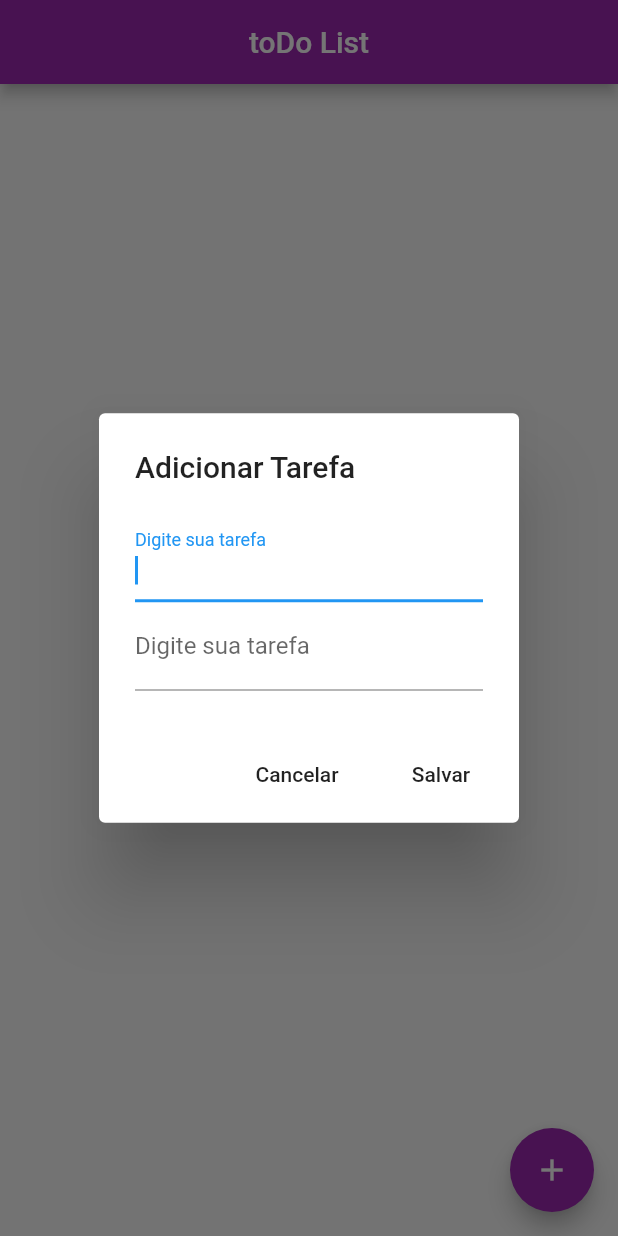
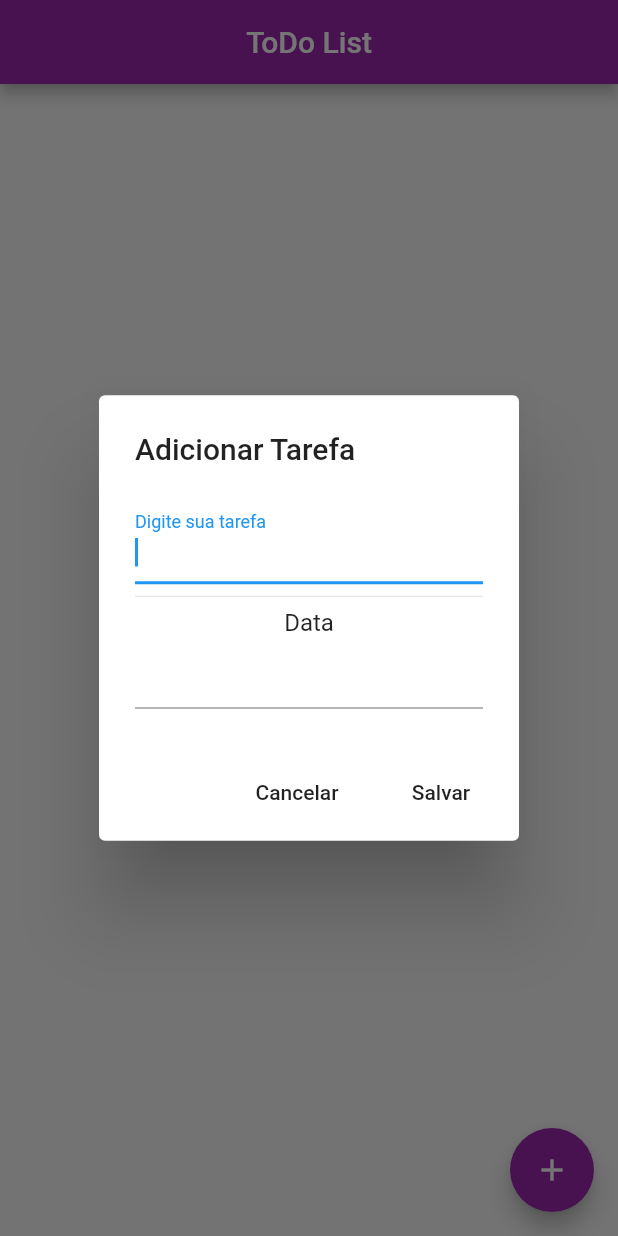
Before and after one commit to MaykeAlisson/toDoList, a Flutter app: the screen it shows after launch, after a tap on the "add" icon, on a phone screen of 412 x 824 dp. Run offline on Flutter 3.47's test engine with Material 2 defaults, Android fonts, the phone set to English and light mode, and no system bars; drawn by our look-alikes of datetime_picker_formfield.

Commit message:
Add data nas tarefa

```diff
--- a/lib/main.dart
+++ b/lib/main.dart
@@ -3,6 +3,8 @@ import 'dart:io';
 
 import 'package:flutter/material.dart';
 import 'package:path_provider/path_provider.dart';
+import 'package:intl/intl.dart';
+import 'package:datetime_picker_formfield/datetime_picker_formfield.dart';
 
 void main() {
   runApp(MaterialApp(
@@ -18,6 +20,8 @@ class Home extends StatefulWidget {
 
 class _HomeState extends State<Home> {
   final _toDoController = TextEditingController();
+  final _dataController = TextEditingController();
+  final format = DateFormat("dd-MM-yyyy");
 
   List _toDoList = [];
 
@@ -41,8 +45,7 @@ class _HomeState extends State<Home> {
       newToDo["title"] = _toDoController.text;
       _toDoController.text = "";
       newToDo["ok"] = false;
-      newToDo["dataBase"] = "dataTarefa";
-      newToDo["dataFim"] = "dataConcluida";
+      newToDo["dataBase"] = _dataController.text.toString();
       _toDoList.add(newToDo);
       _saveData();
     });
@@ -68,7 +71,7 @@ class _HomeState extends State<Home> {
   Widget build(BuildContext context) {
     return Scaffold(
       appBar: AppBar(
-        title: Text("toDo List"),
+        title: Text("ToDo List"),
         backgroundColor: Colors.purple,
         centerTitle: true,
       ),
@@ -87,27 +90,31 @@ class _HomeState extends State<Home> {
                     children: <Widget>[
                       TextField(
                         autofocus: true,
-                        decoration: InputDecoration(labelText: "Digite sua tarefa"),
+                        decoration:
+                            InputDecoration(labelText: "Digite sua tarefa"),
                         controller: _toDoController,
                         onChanged: (_toDoController) {},
                       ),
-                      TextField(
-                        decoration: InputDecoration(labelText: "Digite sua tarefa"),
-                        controller: _toDoController,
-                        onChanged: (_toDoController) {},
-                      )
+                      Divider(),
+                      buildData(context),
+//                      TextField(
+//                        decoration:
+//                            InputDecoration(labelText: "Digite sua tarefa"),
+//                        controller: _toDoController,
+//                        onChanged: (_toDoController) {},
+//                      )
                     ],
                   ),
                   actions: <Widget>[
                     FlatButton(
                       child: Text("Cancelar"),
-                      onPressed: (){
+                      onPressed: () {
                         Navigator.pop(context);
                       },
                     ),
                     FlatButton(
                       child: Text("Salvar"),
-                      onPressed: (){
+                      onPressed: () {
                         _addToDo();
                         Navigator.pop(context);
                       },
@@ -206,4 +213,21 @@ class _HomeState extends State<Home> {
       return null;
     }
   }
+
+  Widget buildData(context) {
+    return Column(children: <Widget>[
+      Text('Data', textAlign: TextAlign.left,),
+      DateTimeField(
+        controller: _dataController,
+        format: format,
+        onShowPicker: (context, currentValue) {
+          return showDatePicker(
+              context: context,
+              firstDate: DateTime(1900),
+              initialDate: currentValue ?? DateTime.now(),
+              lastDate: DateTime(2100));
+        },
+      ),
+    ]);
+  }
 }
--- a/pubspec.yaml
+++ b/pubspec.yaml
@@ -25,6 +25,7 @@ dependencies:
   cupertino_icons: ^0.1.2
   path_provider: ^1.3.1
   flutter_launcher_icons: ^0.7.3
+  datetime_picker_formfield: ^0.4.3
 
 dev_dependencies:
   flutter_test:
```
Also changed, not shown: pubspec.lock, 1 other file.
